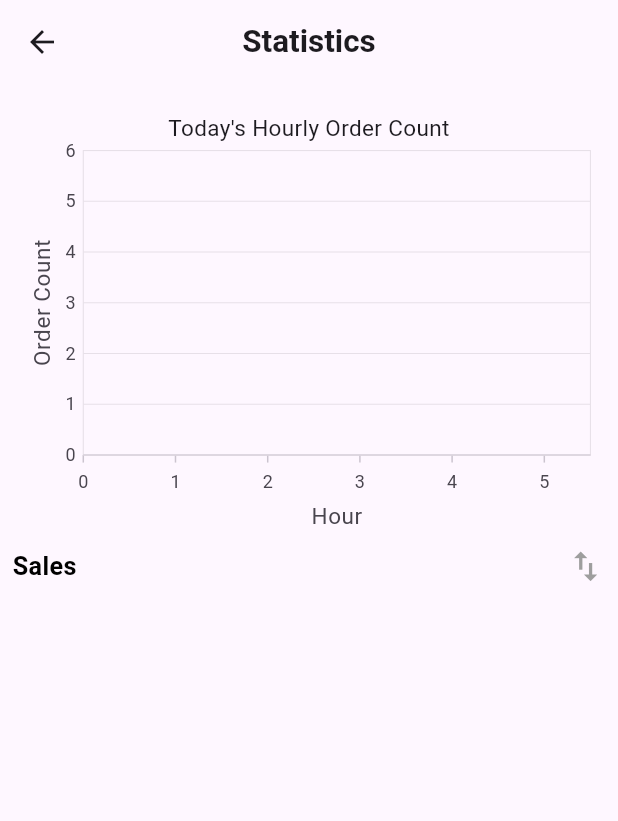
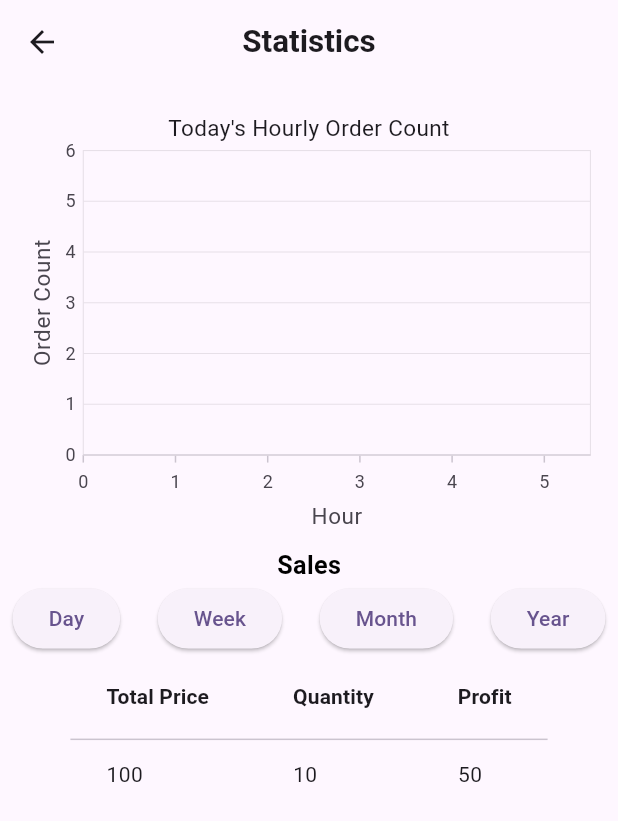
Before and after one commit to PapeAlioune1996/fiboutiquesv1, a Flutter app: the Statistics screen opened directly, on a phone screen of 412 x 824 dp. Shown: the top 821 px of the screen. Run offline on Flutter 3.47's test engine with Material 2 defaults, Android fonts, the light colour scheme and no system bars; our stand-ins replace flutter_screenutil, fluttertoast, hive, hive_flutter, syncfusion_flutter_charts; missing offline and left inert: audio_waveforms, circular_bottom_navigation; accounts and stored records are empty.

Commit message:
new commit

```diff
--- a/lib/screen/home.dart
+++ b/lib/screen/home.dart
@@ -291,7 +291,7 @@ double totalPrice = 0.0;
               ///////////////////////////////
                 Consumer<DatabaseProvider>(
                   builder: (context, databaseProvider, child) {
-                   databaseProvider.generateControllers(databaseProvider.selectedProducts);
+                  // databaseProvider.generateControllers();
 
                    if (databaseProvider.selectedProducts.isEmpty) {
                        totalPrice = 0.0;
--- a/lib/screen/statistics.dart
+++ b/lib/screen/statistics.dart
@@ -34,7 +34,8 @@ class _StatisticsState extends State<Statistics> {
             style: TextStyle(fontSize: 20.sp, fontWeight: FontWeight.bold)),
         centerTitle: true,
       ),
-      body: Padding(
+      body: SingleChildScrollView(
+          child:  Padding(
         padding: EdgeInsets.all(8.sp),
         child: Column(
           children: [
@@ -62,25 +63,92 @@ class _StatisticsState extends State<Statistics> {
           ),
       ),
         ),
-            Row(
-              mainAxisAlignment: MainAxisAlignment.spaceBetween,
-              children: [
-                Text(
+        Center(
+        child:  Text(
       'Sales',
       style: TextStyle(
         color: Colors.black,
         fontSize: 16.sp,
-                      fontWeight: FontWeight.bold),
+        fontWeight: FontWeight.bold,
+      ),
+    ),
         ),
 
-                Icon(
-                  Icons.swap_vert,
-                  size: 25.sp,
-                  color: Colors.grey,
+
+    Row(
+      mainAxisAlignment: MainAxisAlignment.spaceBetween,
+      children: [
+        ElevatedButton(
+          onPressed: () {
+            // Add functionality for the first button here
+          },
+          child: Text('Day'),
+        ),
+        ElevatedButton(
+          onPressed: () {
+            // Add functionality for the second button here
+          },
+          child: Text('Week'),
+        ),
+        ElevatedButton(
+          onPressed: () {
+            // Add functionality for the third button here
+          },
+          child: Text('Month'),
+        ),
+        ElevatedButton(
+          onPressed: () {
+            // Add functionality for the fourth button here
+          },
+          child: Text('Year'),
         ),
       ],
     ),
+
+     // Add the DataTable widget with three columns: Total Price, Quantity, and Profit
+            DataTable(
+              columns: const <DataColumn>[
+                DataColumn(
+                  label: Text(
+                    'Total Price',
+                    style: TextStyle(
+                      fontWeight: FontWeight.bold,
+                    ),
+                  ),
+                ),
+                DataColumn(
+                  label: Text(
+                    'Quantity',
+                    style: TextStyle(
+                      fontWeight: FontWeight.bold,
+                    ),
+                  ),
+                ),
+                DataColumn(
+                  label: Text(
+                    'Profit',
+                    style: TextStyle(
+                      fontWeight: FontWeight.bold,
+                    ),
+                  ),
+                ),
               ],
+              rows: <DataRow>[
+                DataRow(
+                  cells: <DataCell>[
+                    DataCell(Text('100')), // Replace with actual data
+                    DataCell(Text('10')), // Replace with actual data
+                    DataCell(Text('50')), // Replace with actual data
+                  ],
+                ),
+                // Add more DataRow widgets for additional data rows
+              ],
+            ),
+
+  ],
+),
+
+
       ),
       ),
     );
```
Also changed, not shown: lib/Providers/database_provider.dart (+24 -24 lines), lib/widgets/home_app_bar.dart (+20 -30 lines). Lines whose indentation alone changed are shown as unchanged.
